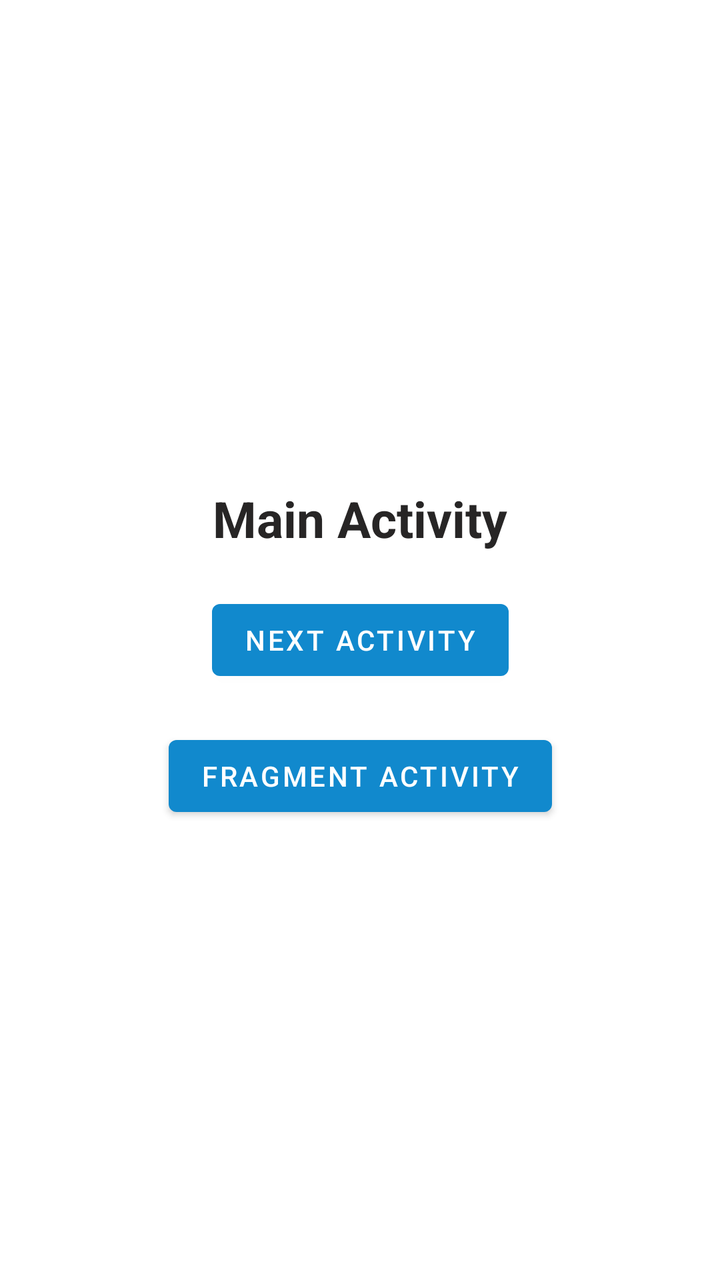
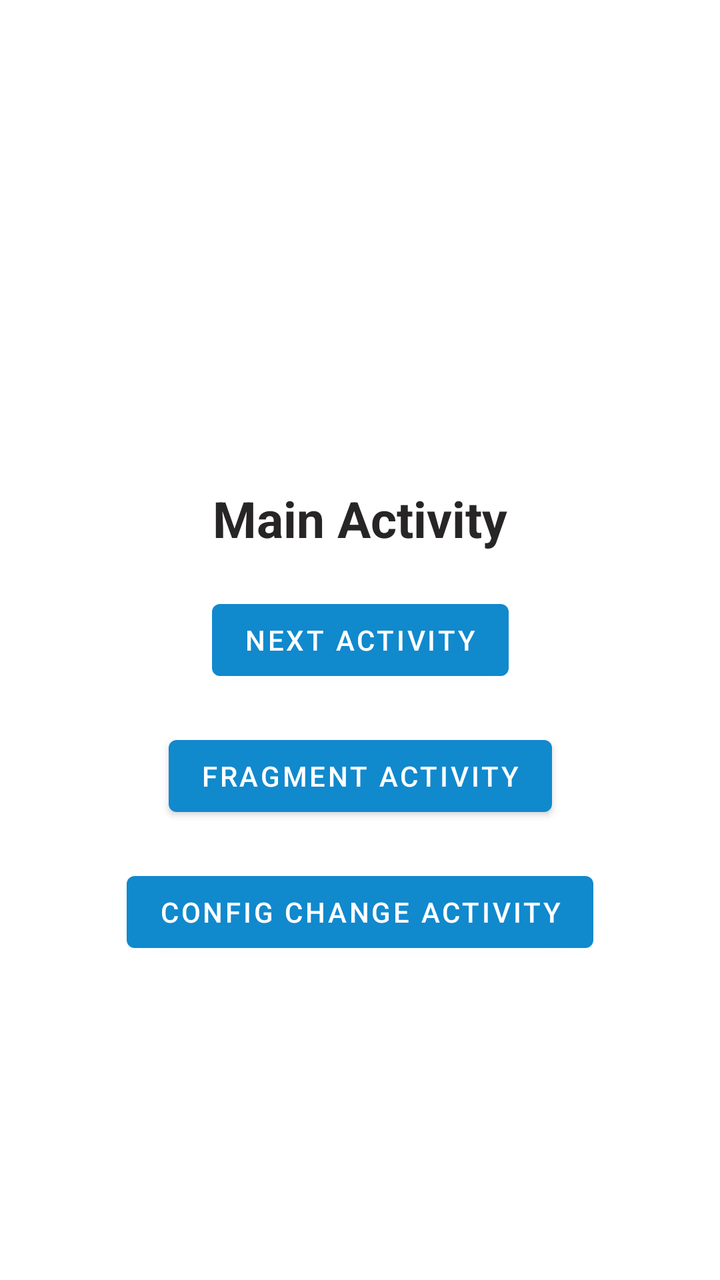

Before-and-after screenshots of an Android layout around one commit, followed by the original layout XML and the change that was made.
<!-- AndroidManifest.xml: application theme Theme.AndroidLifecyclesCourse -->
<!-- res/layout/activity_main.xml -->
<?xml version="1.0" encoding="utf-8"?>
<androidx.constraintlayout.widget.ConstraintLayout xmlns:android="http://schemas.android.com/apk/res/android"
    xmlns:app="http://schemas.android.com/apk/res-auto"
    xmlns:tools="http://schemas.android.com/tools"
    android:layout_width="match_parent"
    android:layout_height="match_parent"
    tools:context=".MainActivity">

    <TextView
        android:layout_width="wrap_content"
        android:layout_height="wrap_content"
        app:layout_constraintBottom_toTopOf="@+id/btnNextActivity"
        app:layout_constraintLeft_toLeftOf="parent"
        app:layout_constraintRight_toRightOf="parent"
        android:layout_marginBottom="20dp"
        style="@style/TextViewScreenName"
        android:text="Main Activity"
        />

    <Button
        android:id="@+id/btnNextActivity"
        android:layout_width="wrap_content"
        android:layout_height="wrap_content"
        app:layout_constraintBottom_toBottomOf="parent"
        app:layout_constraintLeft_toLeftOf="parent"
        app:layout_constraintRight_toRightOf="parent"
        app:layout_constraintTop_toTopOf="parent"
        android:text="Next Activity"
        />

    <Button
        android:id="@+id/btnFragmentActivity"
        android:layout_width="wrap_content"
        android:layout_height="wrap_content"
        app:layout_constraintTop_toBottomOf="@id/btnNextActivity"
        app:layout_constraintLeft_toLeftOf="parent"
        app:layout_constraintRight_toRightOf="parent"
        android:layout_marginTop="20dp"
        android:text="Fragment Activity"
        />

</androidx.constraintlayout.widget.ConstraintLayout>
<!-- resources referenced by this layout -->
<resources>
  <style name="TextViewScreenName" parent="@android:style/TextAppearance.Widget.TextView">
          <item name="android:textColor">@color/gray_dark</item>
          <item name="android:textSize">25sp</item>
          <item name="android:textStyle">bold</item>
          <item name="android:gravity">center</item>
      </style>
  <style name="Theme.AndroidLifecyclesCourse" parent="Theme.MaterialComponents.DayNight.NoActionBar">
          
          <item name="colorPrimary">@color/primary</item>
          <item name="colorPrimaryVariant">@color/primary_variant</item>
          <item name="colorOnPrimary">@color/white</item>
  
          
          <item name="android:statusBarColor" tools:targetApi="l">?attr/colorPrimaryVariant</item>
          
      </style>
  <color name="gray_dark">#272525</color>
  <color name="primary">#1189CD</color>
  <color name="primary_variant">#02558A</color>
  <color name="white">#FFFFFFFF</color>
</resources>

<!-- the commit's change to res/layout/activity_main.xml (unified diff, before → after) -->
@@ -39,4 +39,15 @@
         android:text="Fragment Activity"
         />
 
+    <Button
+        android:id="@+id/btnConfigChangeActivity"
+        android:layout_width="wrap_content"
+        android:layout_height="wrap_content"
+        app:layout_constraintTop_toBottomOf="@id/btnFragmentActivity"
+        app:layout_constraintLeft_toLeftOf="parent"
+        app:layout_constraintRight_toRightOf="parent"
+        android:layout_marginTop="20dp"
+        android:text="Config Change Activity"
+        />
+
 </androidx.constraintlayout.widget.ConstraintLayout>
<!-- resource entries referenced after the edit -->
@@ -12,6 +12,9 @@
           <item name="colorPrimaryVariant">@color/primary_variant</item>
           <item name="colorOnPrimary">@color/white</item>
   
+          <item name="colorControlActivated">@color/primary_light</item>
+  
+  
           
           <item name="android:statusBarColor" tools:targetApi="l">?attr/colorPrimaryVariant</item>
           
@@ -20,5 +23,6 @@
   <color name="primary">#1189CD</color>
   <color name="primary_variant">#02558A</color>
   <color name="white">#FFFFFFFF</color>
+  <color name="primary_light" type="color">#64ABCA</color>
 </resources>
 
